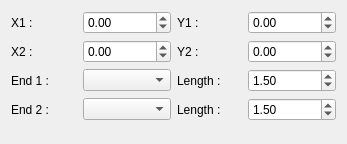
First picture: the form in sources/editor/ui/lineeditor.ui, repository EmilOsvoll/qelectrotech-source-mirror, before the edit.
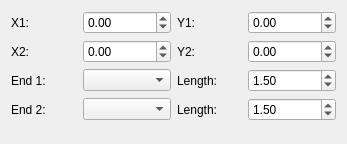
Second picture: the form after the edit.

```diff
--- a/sources/editor/ui/lineeditor.ui
+++ b/sources/editor/ui/lineeditor.ui
@@ -49,21 +49,21 @@
      <item row="0" column="0">
       <widget class="QLabel" name="label">
        <property name="text">
-        <string>X1 :</string>
+        <string>X1:</string>
        </property>
       </widget>
      </item>
      <item row="0" column="2">
       <widget class="QLabel" name="label_3">
        <property name="text">
-        <string>Y1 :</string>
+        <string>Y1:</string>
        </property>
       </widget>
      </item>
      <item row="1" column="0">
       <widget class="QLabel" name="label_2">
        <property name="text">
-        <string>X2 :</string>
+        <string>X2:</string>
        </property>
       </widget>
      </item>
@@ -80,21 +80,21 @@
      <item row="2" column="0">
       <widget class="QLabel" name="label_5">
        <property name="text">
-        <string>End 1 :</string>
+        <string>End 1:</string>
        </property>
       </widget>
      </item>
      <item row="1" column="2">
       <widget class="QLabel" name="label_4">
        <property name="text">
-        <string>Y2 :</string>
+        <string>Y2:</string>
        </property>
       </widget>
      </item>
      <item row="3" column="0">
       <widget class="QLabel" name="label_6">
        <property name="text">
-        <string>End 2 :</string>
+        <string>End 2:</string>
        </property>
       </widget>
      </item>
@@ -107,14 +107,14 @@
      <item row="2" column="2">
       <widget class="QLabel" name="label_7">
        <property name="text">
-        <string>Length :</string>
+        <string>Length:</string>
        </property>
       </widget>
      </item>
      <item row="3" column="2">
       <widget class="QLabel" name="label_8">
        <property name="text">
-        <string>Length :</string>
+        <string>Length:</string>
        </property>
       </widget>
      </item>
```
Left out of the diff: 2 changed lines with no effect on the pictures.
